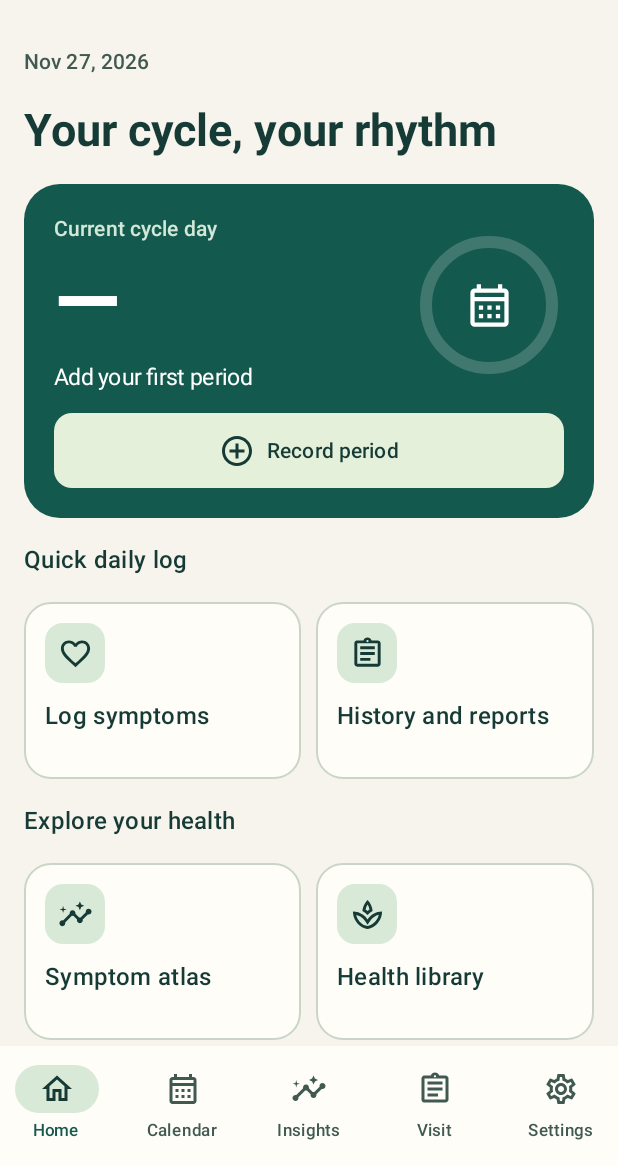
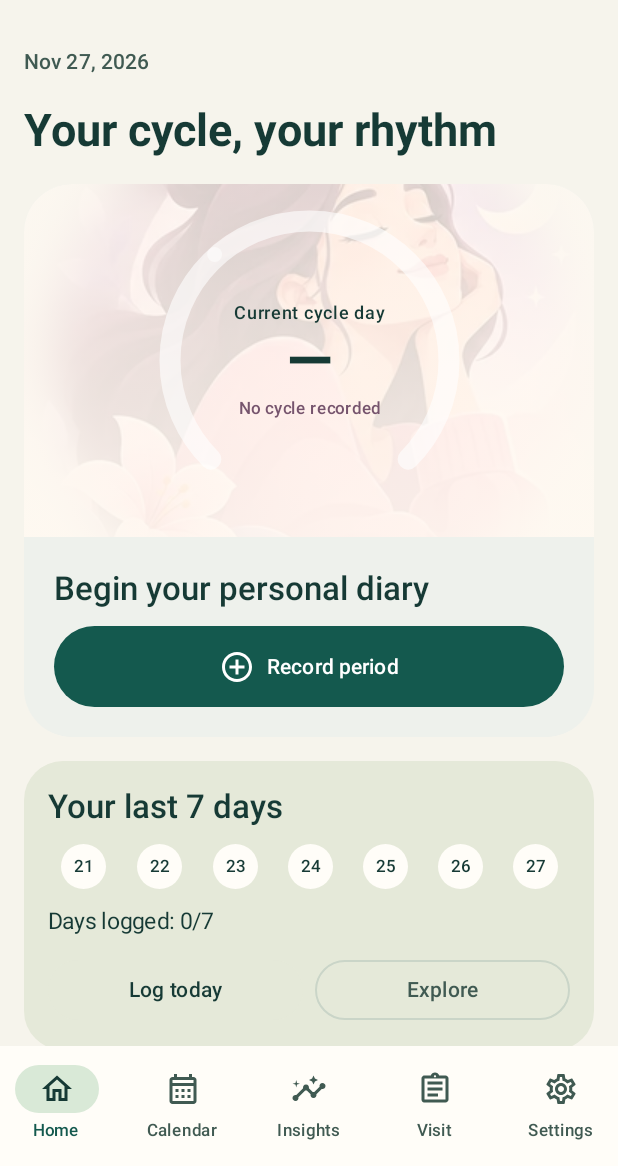
Before and after one commit to mhmmad444410aa-ai/PeriodCalculator, an Android app built with Jetpack Compose: the screen it shows after launch (MainActivity), after a tap on "Continue", on a phone screen of 412 x 824 dp, the part 70-1236 px from its top. Run offline under Robolectric (Android 15) with nearby library versions, the phone set to English and light mode, and no system bars; our stand-ins replace Room's generated code; libraries missing offline, so code that uses them is left out: com.kizitonwose.calendar; 2 statements that could not run were skipped.

Commit message:
Rebuild home with illustrated cycle dashboard, weekly diary and swipe calendar with record filtering

```diff
--- a/app/src/main/java/com/mhmmad/periodcalculator/ui/Screens.kt
+++ b/app/src/main/java/com/mhmmad/periodcalculator/ui/Screens.kt
@@ -33,6 +33,12 @@ import java.time.temporal.ChronoUnit
 import java.time.temporal.WeekFields
 import java.util.Locale
 import kotlin.math.roundToInt
+import androidx.compose.ui.res.painterResource
+import androidx.compose.ui.layout.ContentScale
+import com.kizitonwose.calendar.compose.HorizontalCalendar
+import com.kizitonwose.calendar.compose.rememberCalendarState
+import com.kizitonwose.calendar.core.DayPosition
+import kotlinx.coroutines.launch
 
 @Composable fun DateText(date: LocalDate): String {
     val config = LocalContext.current.resources.configuration
@@ -129,30 +135,50 @@ import kotlin.math.roundToInt
     ScreenColumn {
         Text(DateText(today), style = MaterialTheme.typography.labelLarge, color = c.onSurfaceVariant)
         Text(t("Your cycle, your rhythm","دورتك، إيقاعك","Seu ciclo, seu ritmo"), style = MaterialTheme.typography.headlineLarge)
-        Surface(color = Pine, contentColor = Color.White, shape = RoundedCornerShape(24.dp)) {
-            Column(Modifier.fillMaxWidth().padding(20.dp), verticalArrangement = Arrangement.spacedBy(12.dp)) {
-                Row(Modifier.fillMaxWidth(), verticalAlignment = Alignment.CenterVertically) {
-                    Column(Modifier.weight(1f), verticalArrangement = Arrangement.spacedBy(5.dp)) {
-                        Text(stringResource(R.string.cycle_day), style = MaterialTheme.typography.labelLarge, color = Color(0xFFD2E8D8))
-                        Text(currentDay?.toString() ?: "—", style = MaterialTheme.typography.displayLarge, fontWeight = FontWeight.Bold)
-                        Text(if(prediction == null) t("Add your first period","سجّلي دورتك الأولى","Registre a primeira menstruação") else stringResource(R.string.next_period), style = MaterialTheme.typography.bodyMedium)
+        Surface(shape = RoundedCornerShape(32.dp), color = c.surface, tonalElevation = 2.dp) {
+            Column {
+                Box(Modifier.fillMaxWidth().height(235.dp), contentAlignment = Alignment.Center) {
+                    Image(painterResource(R.drawable.art_wellness), null, Modifier.fillMaxSize(), contentScale = ContentScale.Crop)
+                    Box(Modifier.fillMaxSize().background(Brush.verticalGradient(listOf(Color(0xCFFFF9F1), Color(0xEFFFF9F1)))))
+                    CycleProgressRing(
+                        progress = if(currentDay != null && prediction != null) currentDay.toFloat()/prediction.averageDays.coerceAtLeast(1) else 0f,
+                        title = stringResource(R.string.cycle_day),
+                        bigNumber = currentDay?.toString() ?: "—",
+                        footer = if(currentDay == null) t("No cycle recorded","لم تسجّلي دورة","Sem registo") else t("Current cycle","الدورة الحالية","Ciclo atual"),
+                        modifier = Modifier.size(210.dp)
+                    )
                 }
-                    Box(Modifier.size(100.dp), contentAlignment = Alignment.Center) {
-                        Canvas(Modifier.fillMaxSize()) {
-                            val stroke = 8.dp.toPx()
-                            drawCircle(Color.White.copy(alpha = .19f), radius = size.minDimension/2-stroke, style = androidx.compose.ui.graphics.drawscope.Stroke(stroke))
-                            if(currentDay != null && prediction != null) drawArc(Color(0xFFB9E4CC), -90f, 360f*(currentDay.toFloat()/prediction.averageDays.coerceAtLeast(1)).coerceIn(0f,1f), false, topLeft = androidx.compose.ui.geometry.Offset(stroke,stroke), size = androidx.compose.ui.geometry.Size(size.width-2*stroke,size.height-2*stroke), style = androidx.compose.ui.graphics.drawscope.Stroke(stroke,cap = androidx.compose.ui.graphics.StrokeCap.Round))
+                Column(Modifier.padding(20.dp), verticalArrangement = Arrangement.spacedBy(10.dp)) {
+                    Text(if(prediction == null) t("Begin your personal diary","ابدئي مذكرتك الشخصية","Comece seu diário pessoal") else stringResource(R.string.next_period), style = MaterialTheme.typography.titleLarge)
+                    if(prediction != null) {
+                        Text("${DateText(prediction.earliest)} – ${DateText(prediction.latest)}", style = MaterialTheme.typography.titleMedium)
+                        Text(stringResource(R.string.prediction_note), style = MaterialTheme.typography.bodySmall, color = c.onSurfaceVariant)
                     }
-                        Icon(Icons.Outlined.CalendarMonth, null, Modifier.size(34.dp), tint = Color.White)
+                    Button(onClick = onPeriod, modifier = Modifier.fillMaxWidth().heightIn(min = 54.dp), shape = RoundedCornerShape(28.dp)) {
+                        Icon(Icons.Outlined.AddCircleOutline, null); Spacer(Modifier.width(8.dp)); Text(stringResource(R.string.log_period))
                     }
                 }
-                if(prediction != null) {
-                    HorizontalDivider(color = Color.White.copy(alpha = .25f))
-                    Text("${DateText(prediction.earliest)} – ${DateText(prediction.latest)}", style = MaterialTheme.typography.titleMedium)
-                    Text(stringResource(R.string.prediction_note), style = MaterialTheme.typography.bodySmall, color = Color(0xFFD2E8D8))
             }
-                Button(onClick = onPeriod, modifier = Modifier.fillMaxWidth().heightIn(min = 50.dp), colors = ButtonDefaults.buttonColors(containerColor = Color(0xFFE4F0DA), contentColor = Plum), shape = RoundedCornerShape(12.dp)) {
-                    Icon(Icons.Outlined.AddCircleOutline, null); Spacer(Modifier.width(8.dp)); Text(stringResource(R.string.log_period))
+        }
+        val recent = entries.filter { it.epochDay in today.minusDays(6).toEpochDay()..today.toEpochDay() }
+        Surface(shape = RoundedCornerShape(26.dp), color = c.secondaryContainer) {
+            Column(Modifier.padding(16.dp), verticalArrangement = Arrangement.spacedBy(10.dp)) {
+                Text(t("Your last 7 days","آخر سبعة أيام","Seus últimos 7 dias"), style = MaterialTheme.typography.titleLarge)
+                Row(Modifier.fillMaxWidth(), horizontalArrangement = Arrangement.spacedBy(4.dp)) {
+                    (6 downTo 0).forEach { offset ->
+                        val day = today.minusDays(offset.toLong())
+                        val entry = recent.firstOrNull { it.epochDay == day.toEpochDay() }
+                        Column(Modifier.weight(1f), horizontalAlignment = Alignment.CenterHorizontally) {
+                            Box(Modifier.size(30.dp).background(if(entry != null) c.primary else c.surface, CircleShape), contentAlignment = Alignment.Center) {
+                                Text(day.dayOfMonth.toString(), color = if(entry != null) c.onPrimary else c.onSurface, style = MaterialTheme.typography.labelSmall)
+                            }
+                        }
+                    }
+                }
+                Text(t("Days logged: ","أيام مسجلة: ","Dias registados: ") + recent.map { it.epochDay }.distinct().size + "/7", style = MaterialTheme.typography.bodyMedium)
+                Row(horizontalArrangement = Arrangement.spacedBy(8.dp)) {
+                    FilledTonalButton(onClick = onSymptom, modifier = Modifier.weight(1f)) { Text(t("Log today","سجلي اليوم","Registar hoje")) }
+                    OutlinedButton(onClick = onAtlas, modifier = Modifier.weight(1f)) { Text(t("Explore","استكشفي","Explorar")) }
                 }
             }
         }
@@ -184,19 +210,26 @@ import kotlin.math.roundToInt
 
 @Composable private fun DashboardTile(title: String, icon: androidx.compose.ui.graphics.vector.ImageVector, modifier: Modifier, action: () -> Unit) {
     val c = MaterialTheme.colorScheme
-    Surface(onClick = action, modifier = modifier.heightIn(min = 118.dp), shape = RoundedCornerShape(18.dp),
-        color = c.surface, border = BorderStroke(1.dp,c.outlineVariant)) {
-        Column(Modifier.padding(14.dp), verticalArrangement = Arrangement.spacedBy(10.dp)) {
-            Box(Modifier.size(40.dp).background(c.primaryContainer, RoundedCornerShape(12.dp)), contentAlignment = Alignment.Center) {
-                Icon(icon, null, tint = c.onPrimaryContainer, modifier = Modifier.size(23.dp))
+    val art = when(icon) {
+        Icons.Outlined.FavoriteBorder -> R.drawable.art_wellness
+        Icons.Outlined.CalendarToday, Icons.Outlined.Assignment -> R.drawable.art_calendar
+        Icons.Outlined.Insights -> R.drawable.art_insights
+        Icons.Outlined.DateRange -> R.drawable.art_fertility
+        else -> R.drawable.art_wellness
     }
-            Text(title, style = MaterialTheme.typography.titleMedium)
+    Surface(onClick = action, modifier = modifier, shape = RoundedCornerShape(24.dp), color = c.surface, border = BorderStroke(1.dp,c.outlineVariant)) {
+        Column {
+            Image(painterResource(art), null, Modifier.fillMaxWidth().height(100.dp), contentScale = ContentScale.Crop)
+            Row(Modifier.padding(12.dp), verticalAlignment = Alignment.CenterVertically, horizontalArrangement = Arrangement.spacedBy(6.dp)) {
+                Icon(icon, null, tint = c.primary, modifier = Modifier.size(20.dp))
+                Text(title, style = MaterialTheme.typography.titleMedium, modifier = Modifier.weight(1f))
+            }
         }
     }
 }
 
 @Composable fun CalendarScreen(periods: List<PeriodEntity>, entries: List<DailyEntryEntity>, vm: PeriodViewModel, onDay: (Long) -> Unit) {
-    var month by remember { mutableStateOf(YearMonth.now()) }
+    val initialMonth = remember { YearMonth.now() }
     val prediction = vm.prediction()
     val fertility = prediction?.let(CycleEngine::fertility)
     val recorded = remember(periods) { periods.flatMap { p ->
@@ -208,53 +241,68 @@ import kotlin.math.roundToInt
     val dailySet = entries.map { it.epochDay }.toSet()
     val config = LocalContext.current.resources.configuration
     val locale = androidx.core.os.ConfigurationCompat.getLocales(config).get(0) ?: Locale.UK
+    val c = MaterialTheme.colorScheme
+    val lang = wellnessLanguage()
+    fun t(en: String, ar: String, pt: String) = when(lang) { "ar" -> ar; "pt" -> pt; else -> en }
+    val firstWeekday = WeekFields.of(locale).firstDayOfWeek
+    val state = rememberCalendarState(startMonth = initialMonth.minusYears(8), endMonth = initialMonth.plusYears(3), firstVisibleMonth = initialMonth, firstDayOfWeek = firstWeekday)
+    val scope = rememberCoroutineScope()
+    var selected by remember { mutableStateOf(LocalDate.now()) }
+    var onlyLogged by remember { mutableStateOf(false) }
     ScreenColumn {
-        IllustratedHeader(stringResource(R.string.calendar), stringResource(R.string.prediction_note), R.drawable.art_calendar)
+        IllustratedHeader(stringResource(R.string.calendar), t("Swipe to explore your timeline","اسحبي لاستكشاف سجلك","Deslize para explorar seu histórico"), R.drawable.art_calendar)
         Panel {
             Row(Modifier.fillMaxWidth(), verticalAlignment = Alignment.CenterVertically, horizontalArrangement = Arrangement.SpaceBetween) {
-                IconButton(onClick = { month = month.minusMonths(1) }) { Icon(Icons.Outlined.ChevronLeft, null) }
-                Text(month.atDay(1).format(DateTimeFormatter.ofPattern("LLLL yyyy", locale)), style = MaterialTheme.typography.titleLarge)
-                IconButton(onClick = { month = month.plusMonths(1) }) { Icon(Icons.Outlined.ChevronRight, null) }
+                IconButton(onClick = { scope.launch { val m = state.firstVisibleMonth.yearMonth.minusMonths(1); if(!m.isBefore(initialMonth.minusYears(8))) state.animateScrollToMonth(m) } }) { Icon(Icons.Outlined.ChevronLeft, t("Previous month","الشهر السابق","Mês anterior")) }
+                Text(state.firstVisibleMonth.yearMonth.atDay(1).format(DateTimeFormatter.ofPattern("LLLL yyyy",locale)), style = MaterialTheme.typography.titleLarge)
+                IconButton(onClick = { scope.launch { val m = state.firstVisibleMonth.yearMonth.plusMonths(1); if(!m.isAfter(initialMonth.plusYears(3))) state.animateScrollToMonth(m) } }) { Icon(Icons.Outlined.ChevronRight, t("Next month","الشهر التالي","Próximo mês")) }
             }
-            val weekStart = WeekFields.of(locale).firstDayOfWeek
-            val days = (0..6).map { weekStart.plus(it.toLong()) }
-            Row(Modifier.fillMaxWidth()) { days.forEach { day ->
-                Text(day.getDisplayName(java.time.format.TextStyle.SHORT, locale), modifier = Modifier.weight(1f), textAlign = TextAlign.Center, style = MaterialTheme.typography.labelSmall)
-            } }
-            Spacer(Modifier.height(8.dp))
-            val offset = (month.atDay(1).dayOfWeek.value - weekStart.value + 7) % 7
-            val cells = (0 until ((offset + month.lengthOfMonth() + 6) / 7) * 7).map { it - offset + 1 }
-            cells.chunked(7).forEach { week ->
-                Row(Modifier.fillMaxWidth(), horizontalArrangement = Arrangement.spacedBy(2.dp)) {
-                    week.forEach { day ->
-                        val current = if (day in 1..month.lengthOfMonth()) month.atDay(day) else null
-                        val recordedDay = current != null && current in recorded
-                        val estimated = current != null && prediction != null && !current.isBefore(prediction.earliest) && !current.isAfter(prediction.latest)
-                        val fertile = current != null && fertility != null && !current.isBefore(fertility.start) && !current.isAfter(fertility.end)
+            Row(Modifier.fillMaxWidth(), horizontalArrangement = Arrangement.spacedBy(8.dp), verticalAlignment = Alignment.CenterVertically) {
+                FilterChip(selected = onlyLogged, onClick = { onlyLogged = !onlyLogged }, label = { Text(t("Records only","السجلات فقط","Só registos")) })
+                TextButton(onClick = { selected = LocalDate.now(); scope.launch { state.animateScrollToMonth(initialMonth) } }) { Text(t("Today","اليوم","Hoje")) }
+            }
+            Row(Modifier.fillMaxWidth()) {
+                (0..6).map { firstWeekday.plus(it.toLong()) }.forEach { day ->
+                    Text(day.getDisplayName(java.time.format.TextStyle.SHORT,locale), modifier = Modifier.weight(1f), textAlign = TextAlign.Center, style = MaterialTheme.typography.labelSmall)
+                }
+            }
+            HorizontalCalendar(state = state, modifier = Modifier.fillMaxWidth(), dayContent = { day ->
+                val date = day.date
+                val inMonth = day.position == DayPosition.MonthDate
+                val isLogged = date.toEpochDay() in dailySet
+                val isRecorded = date in recorded
+                val isEstimate = !onlyLogged && prediction != null && !date.isBefore(prediction.earliest) && !date.isAfter(prediction.latest)
+                val isFertile = !onlyLogged && fertility != null && !date.isBefore(fertility.start) && !date.isAfter(fertility.end)
                 val bg = when {
-                            recordedDay -> Rose
-                            fertile -> Lavender
-                            estimated -> Blush.copy(alpha = .7f)
+                    isRecorded -> Rose
+                    isEstimate -> Blush
+                    isFertile -> Lavender
                     else -> Color.Transparent
                 }
-                        Box(Modifier.weight(1f).aspectRatio(1f).padding(2.dp).clip(RoundedCornerShape(10.dp))
-                            .background(bg)
-                            .border(if (current == LocalDate.now()) 2.dp else 0.dp,
-                                if (current == LocalDate.now()) MaterialTheme.colorScheme.primary else Color.Transparent, RoundedCornerShape(10.dp))
-                            .clickable(enabled = current != null) { current?.let { onDay(it.toEpochDay()) } }, contentAlignment = Alignment.Center) {
-                            if (current != null) Column(horizontalAlignment = Alignment.CenterHorizontally) {
-                                Text(day.toString(), color = if (recordedDay) Color.White else if (fertile || estimated) Plum else MaterialTheme.colorScheme.onSurface,
-                                    fontWeight = if (current == LocalDate.now()) FontWeight.Bold else FontWeight.Normal)
-                                if (current.toEpochDay() in dailySet) Box(Modifier.size(4.dp).background(MaterialTheme.colorScheme.primary, CircleShape))
+                Box(Modifier.aspectRatio(1f).padding(2.dp).clip(CircleShape).background(if(inMonth) bg else Color.Transparent)
+                    .border(if(inMonth && date == selected) 2.dp else 0.dp, if(inMonth && date == selected) c.primary else Color.Transparent, CircleShape)
+                    .clickable(enabled = inMonth) { selected = date }, contentAlignment = Alignment.Center) {
+                    if(inMonth) Column(horizontalAlignment = Alignment.CenterHorizontally) {
+                        Text(date.dayOfMonth.toString(), color = if(isRecorded) Color.White else if(isEstimate || isFertile) Plum else c.onSurface, fontWeight = if(date == selected) FontWeight.Bold else FontWeight.Normal)
+                        if(isLogged) Box(Modifier.size(5.dp).background(if(isRecorded) Color.White else c.primary,CircleShape))
                     }
                 }
+            })
         }
-                }
+        Surface(color = c.secondaryContainer, shape = RoundedCornerShape(26.dp)) {
+            Column(Modifier.padding(18.dp), verticalArrangement = Arrangement.spacedBy(8.dp)) {
+                Text(DateText(selected), style = MaterialTheme.typography.titleLarge)
+                val entry = entries.firstOrNull { it.epochDay == selected.toEpochDay() }
+                Text(if(entry == null) t("No symptoms recorded","لا توجد أعراض مسجلة","Sem sintomas registados") else t("Cramps: ","التقلصات: ","Cólicas: ") + entry.cramps + "/3")
+                if(selected in recorded) Text(stringResource(R.string.calendar_legend_period))
+                Button(onClick = { onDay(selected.toEpochDay()) }, modifier = Modifier.fillMaxWidth()) { Text(stringResource(R.string.log_symptoms)) }
             }
         }
         LegendDot(Rose, stringResource(R.string.calendar_legend_period))
+        if(!onlyLogged) {
             LegendDot(Blush, stringResource(R.string.calendar_legend_estimate))
             LegendDot(Lavender, stringResource(R.string.calendar_legend_fertile))
+        }
         Notice(stringResource(R.string.fertility_warning))
     }
 }
```
Lines whose indentation alone changed are shown as unchanged.
